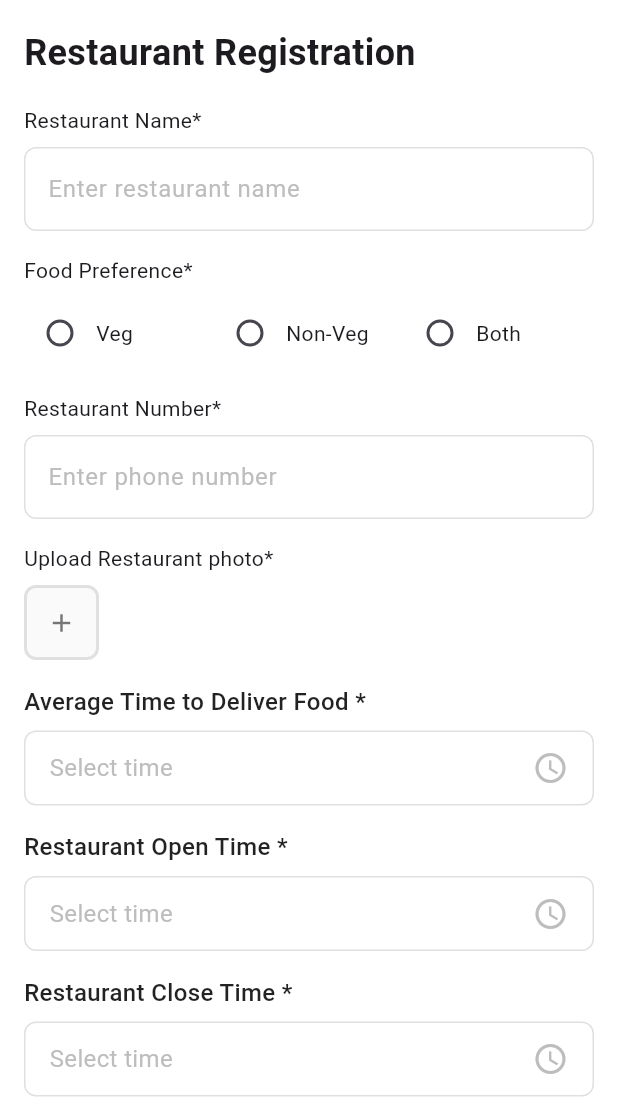
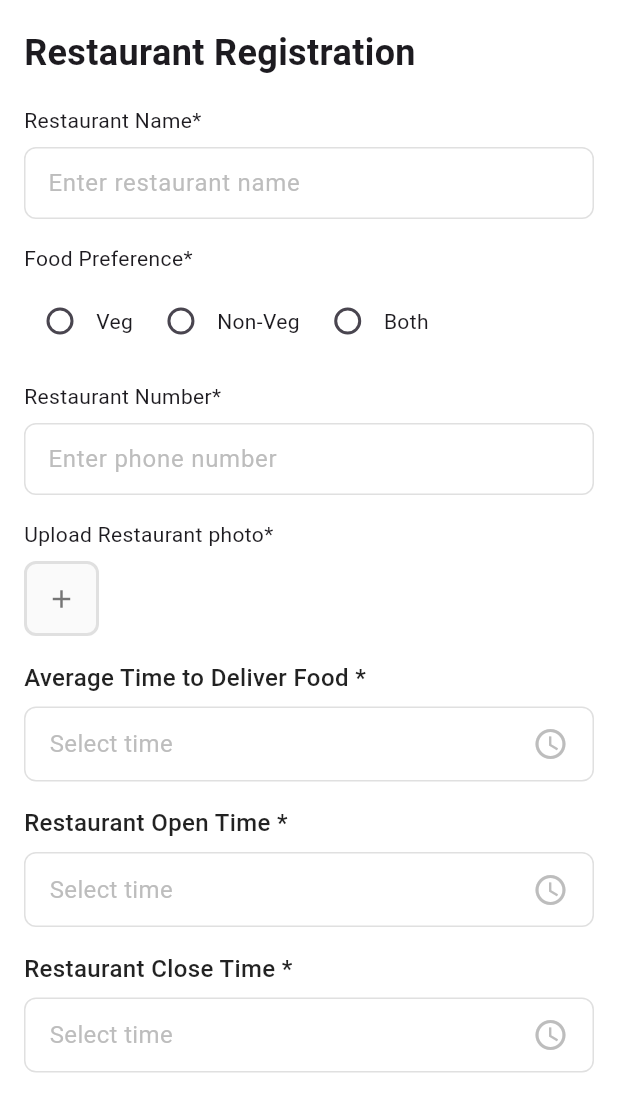
Before and after one commit to Nik-rozx32/cloud-kitchen-sep-page, a Flutter app: the screen it shows after launch, on a phone screen of 412 x 824 dp, the part 126-1236 px from its top. Run offline on Flutter 3.47's test engine with Material 3 defaults, Android fonts, the phone set to English and light mode, and no system bars; our stand-ins replace flutter_svg, geolocator, image_picker.

Commit message:
changed color and Size of fields

```diff
--- a/cloudkitchen/lib/restaurant_regPage.dart
+++ b/cloudkitchen/lib/restaurant_regPage.dart
@@ -21,7 +21,6 @@ class _RestrauntRegPageState extends State<RestrauntRegPage> {
   final TextEditingController pinCodeController = TextEditingController();
   final TextEditingController urlController = TextEditingController();
   final TextEditingController policyController = TextEditingController();
-
 
   String? _selectedFoodPreference;
   File? _selectedImage;
@@ -70,6 +69,10 @@ class _RestrauntRegPageState extends State<RestrauntRegPage> {
             TextField(
               controller: restaurantNameController,
               decoration: InputDecoration(
+                contentPadding: EdgeInsets.symmetric(
+                  vertical: 8,
+                  horizontal: 12,
+                ),
                 hintText: 'Enter restaurant name',
                 hintStyle: TextStyle(color: Colors.grey[400]),
                 border: OutlineInputBorder(
@@ -91,14 +94,17 @@ class _RestrauntRegPageState extends State<RestrauntRegPage> {
             SizedBox(height: 16),
             Text('Food Preference*'),
             const SizedBox(height: 8),
+
+            Wrap(
+              spacing: 8,
+              children: [
                 Row(
-              children: [
-                Expanded(
-                  child: Row(
+                  mainAxisSize: MainAxisSize.min,
                   children: [
                     Radio<String>(
                       value: 'veg',
                       groupValue: _selectedFoodPreference,
+                      activeColor: Color(0xFF45C3FF),
                       onChanged: (String? value) {
                         setState(() {
                           _selectedFoodPreference = value;
@@ -108,13 +114,13 @@ class _RestrauntRegPageState extends State<RestrauntRegPage> {
                     Text('Veg'),
                   ],
                 ),
-                ),
-                Expanded(
-                  child: Row(
+                Row(
+                  mainAxisSize: MainAxisSize.min,
                   children: [
                     Radio<String>(
                       value: 'non-veg',
                       groupValue: _selectedFoodPreference,
+                      activeColor: Color(0xFF45C3FF),
                       onChanged: (String? value) {
                         setState(() {
                           _selectedFoodPreference = value;
@@ -124,13 +130,13 @@ class _RestrauntRegPageState extends State<RestrauntRegPage> {
                     Text('Non-Veg'),
                   ],
                 ),
-                ),
-                Expanded(
-                  child: Row(
+                Row(
+                  mainAxisSize: MainAxisSize.min,
                   children: [
                     Radio<String>(
                       value: 'both',
                       groupValue: _selectedFoodPreference,
+                      activeColor: Color(0xFF45C3FF),
                       onChanged: (String? value) {
                         setState(() {
                           _selectedFoodPreference = value;
@@ -139,7 +145,6 @@ class _RestrauntRegPageState extends State<RestrauntRegPage> {
                     ),
                     Text('Both'),
                   ],
-                  ),
                 ),
               ],
             ),
@@ -150,6 +155,10 @@ class _RestrauntRegPageState extends State<RestrauntRegPage> {
               controller: phoneController,
               keyboardType: TextInputType.phone,
               decoration: InputDecoration(
+                contentPadding: EdgeInsets.symmetric(
+                  vertical: 5,
+                  horizontal: 12,
+                ),
                 hintText: 'Enter phone number',
                 hintStyle: TextStyle(color: Colors.grey[400]),
                 border: OutlineInputBorder(
@@ -181,16 +190,20 @@ class _RestrauntRegPageState extends State<RestrauntRegPage> {
                         height: _hasImage() ? 120 : 50,
                         width: _hasImage() ? 180 : 50,
                         decoration: BoxDecoration(
-                          border: Border.all(
-                            color: Colors.grey[300]!,
-                            width: 2,
-                          ),
+                          border: _hasImage()
+                              ? null
+                              : Border.all(color: Colors.grey[300]!, width: 2),
                           borderRadius: BorderRadius.circular(8),
-                          color: Colors.grey[50],
+                          color: _hasImage()
+                              ? null
+                              : Colors
+                                    .grey[50],
                         ),
                         child: _hasImage()
                             ? ClipRRect(
-                                borderRadius: BorderRadius.circular(6),
+                                borderRadius: BorderRadius.circular(
+                                  8,
+                                ),
                                 child: _buildImage(),
                               )
                             : Icon(
@@ -200,7 +213,6 @@ class _RestrauntRegPageState extends State<RestrauntRegPage> {
                               ),
                       ),
                     ),
-
                     if (_hasImage()) ...[
                       SizedBox(width: 8),
                       GestureDetector(
@@ -239,7 +251,7 @@ class _RestrauntRegPageState extends State<RestrauntRegPage> {
             ),
             const SizedBox(height: 24),
             Text(
-              'Restaurant Location*',
+              'Fetch your latitude and longitude *',
               style: TextStyle(
                 fontSize: 16,
                 fontWeight: FontWeight.w500,
@@ -253,6 +265,10 @@ class _RestrauntRegPageState extends State<RestrauntRegPage> {
                 child: TextField(
                   controller: coordinatesController,
                   decoration: InputDecoration(
+                    contentPadding: EdgeInsets.symmetric(
+                      vertical: 8,
+                      horizontal: 12,
+                    ),
                     hintText: 'Tap to fetch current location',
                     hintStyle: TextStyle(color: Colors.grey[400]),
                     suffixIcon: Icon(Icons.fullscreen_exit_rounded),
@@ -298,6 +314,10 @@ class _RestrauntRegPageState extends State<RestrauntRegPage> {
               keyboardType: TextInputType.phone,
               controller: pinCodeController,
               decoration: InputDecoration(
+                contentPadding: EdgeInsets.symmetric(
+                  vertical: 8,
+                  horizontal: 12,
+                ),
                 hintText: 'Enter pin code',
                 hintStyle: TextStyle(color: Colors.grey[400]),
                 border: OutlineInputBorder(
@@ -329,6 +349,10 @@ class _RestrauntRegPageState extends State<RestrauntRegPage> {
             TextField(
               controller: urlController,
               decoration: InputDecoration(
+                contentPadding: EdgeInsets.symmetric(
+                  vertical: 8,
+                  horizontal: 12,
+                ),
                 hintText: 'Paste your google map url here',
                 hintStyle: TextStyle(color: Colors.grey[400]),
                 border: OutlineInputBorder(
@@ -701,7 +725,6 @@ class _RestrauntRegPageState extends State<RestrauntRegPage> {
     }
   }
 
-
   void _deleteImage() {
     setState(() {
       _webImage = null;
```
Lines whose indentation alone changed are shown as unchanged.
